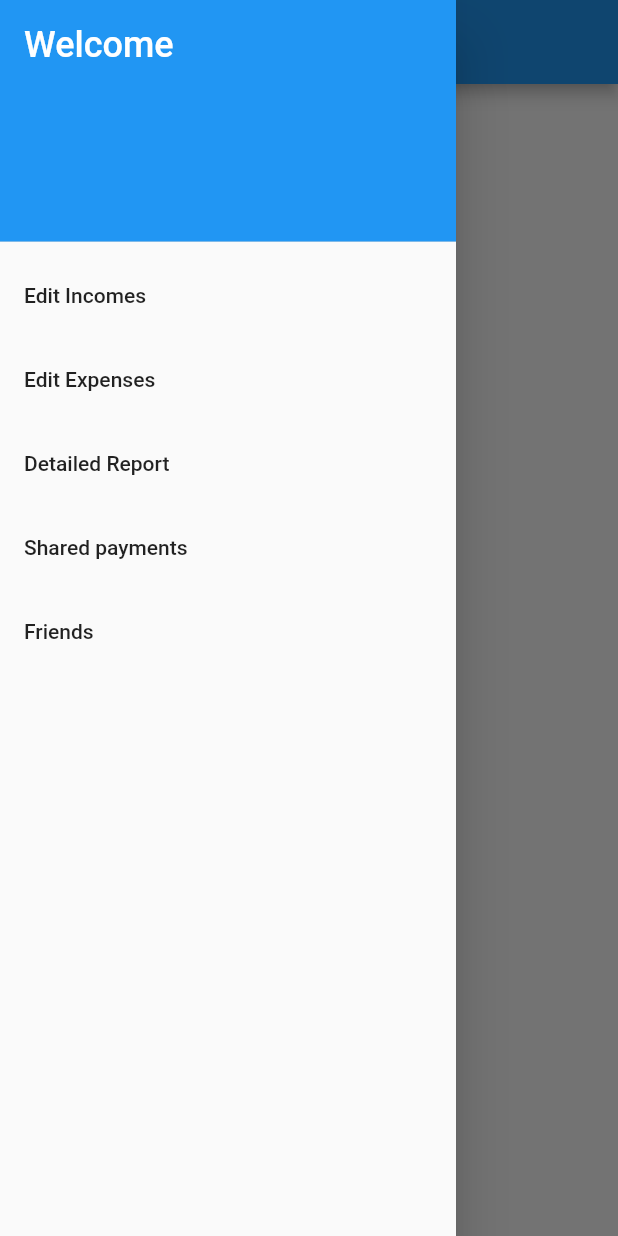
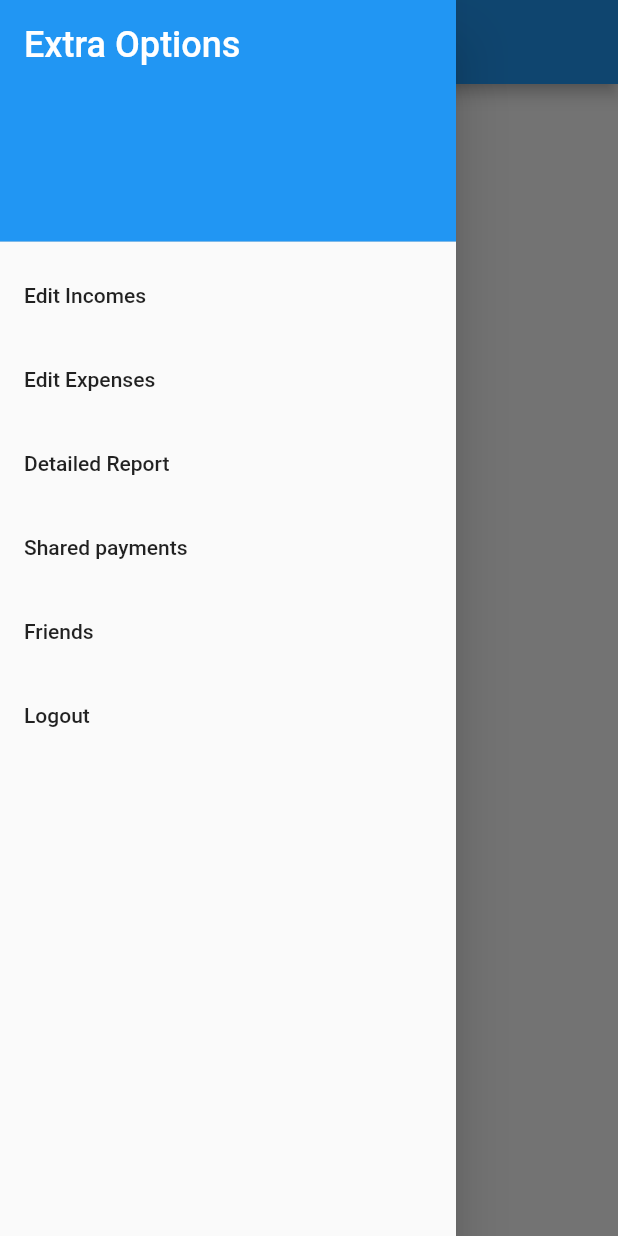
Before and after one commit to alperen8/budget_pro, a Flutter app: the EditExpense screen opened directly, with the side drawer open, on a phone screen of 412 x 824 dp. Run offline on Flutter 3.47's test engine with Material 2 defaults, Android fonts, the phone set to English and light mode, and no system bars; our stand-ins replace charts_flutter, cloud_firestore, firebase_auth, firebase_core; accounts and stored records are empty.

Commit message:
sideBar/logOut-Name

```diff
--- a/lib/SideBar.dart
+++ b/lib/SideBar.dart
@@ -3,9 +3,12 @@ import 'package:firebase_auth/firebase_auth.dart';
 import 'package:flutter/material.dart';
 import 'package:se380final/edit_expense.dart';
 import 'package:se380final/edit_income.dart';
+import 'package:se380final/service/auth.dart';
+import 'package:se380final/signIn.dart';
 
 final FirebaseAuth _auth = FirebaseAuth.instance;
 String name = "b";
+AuthService _authService = AuthService();
 
 class SideBar extends StatelessWidget {
   Future<String> getUserName() async {
@@ -35,7 +38,7 @@ class SideBar extends StatelessWidget {
               color: Colors.blue,
             ),
             child: Text(
-              'Welcome ' + name,
+              'Extra Options' + name,
               style: TextStyle(
                 color: Colors.white,
                 fontSize: 24,
@@ -78,6 +81,15 @@ class SideBar extends StatelessWidget {
               Navigator.pop(context);
             },
           ),
+          ListTile(
+            title: Text('Logout'),
+            onTap: () {
+              _authService.signOut().then((value) {
+                return Navigator.push(context,
+                    MaterialPageRoute(builder: (context) => LoginPage()));
+              });
+            },
+          ),
         ],
       ),
     );
```
